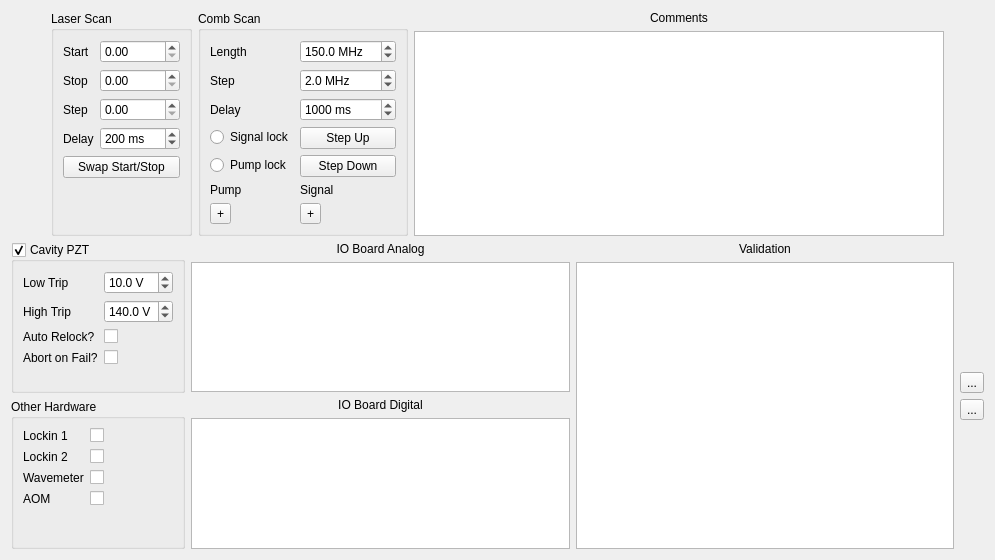
Old version of the form scanconfigwidget.ui in the repository kncrabtree/nicerohms.
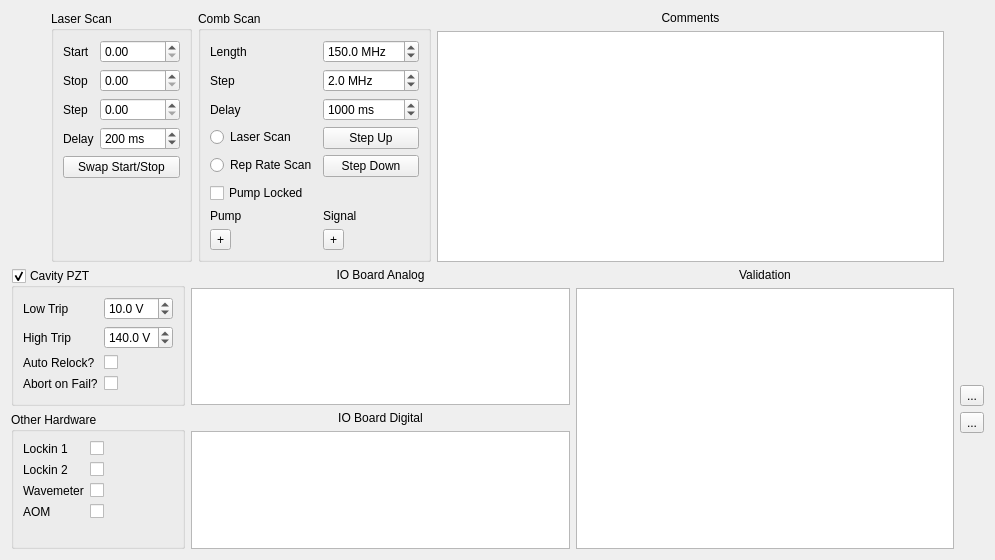
New version of the form. Icons and pictures are not drawn.

Commit message: Pump lock near completeScanInitialization added pump lock mode which scans by stepping laser and reading a counter instead of feed forwards. Still incomplete, needs fixes to calculating dn.

Diff of the .ui file:
```diff
--- a/scanconfigwidget.ui
+++ b/scanconfigwidget.ui
@@ -206,7 +206,7 @@
         <item row="3" column="0">
          <widget class="QRadioButton" name="SignalRadioButton">
           <property name="text">
-           <string>Signal lock</string>
+           <string>Laser Scan</string>
           </property>
          </widget>
         </item>
@@ -220,7 +220,7 @@
         <item row="4" column="0">
          <widget class="QRadioButton" name="pumpRadioButton">
           <property name="text">
-           <string>Pump lock</string>
+           <string>Rep Rate Scan</string>
           </property>
          </widget>
         </item>
@@ -231,21 +231,21 @@
           </property>
          </widget>
         </item>
-        <item row="5" column="0">
+        <item row="6" column="0">
          <widget class="QLabel" name="label_5">
           <property name="text">
            <string>Pump</string>
           </property>
          </widget>
         </item>
-        <item row="5" column="1">
+        <item row="6" column="1">
          <widget class="QLabel" name="label_6">
           <property name="text">
            <string>Signal</string>
           </property>
          </widget>
         </item>
-        <item row="6" column="0">
+        <item row="7" column="0">
          <widget class="QToolButton" name="PumpToolButton">
           <property name="text">
            <string>+</string>
@@ -261,7 +261,7 @@
           </property>
          </widget>
         </item>
-        <item row="6" column="1">
+        <item row="7" column="1">
          <widget class="QToolButton" name="SignalToolButton">
           <property name="text">
            <string>+</string>
@@ -271,6 +271,13 @@
           </property>
          </widget>
         </item>
+        <item row="5" column="0">
+         <widget class="QCheckBox" name="pumpLockCheckBox">
+          <property name="text">
+           <string>Pump Locked</string>
+          </property>
+         </widget>
+        </item>
        </layout>
       </widget>
      </item>
```
The commit also changes 30 other files.
